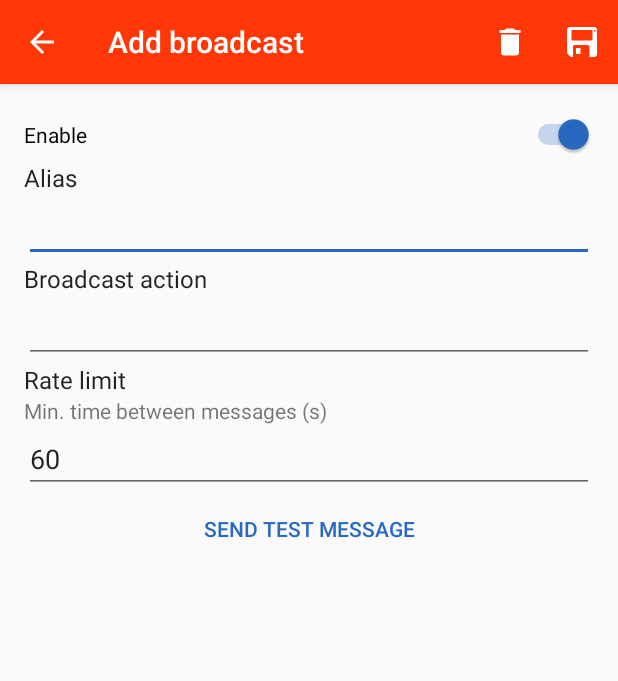
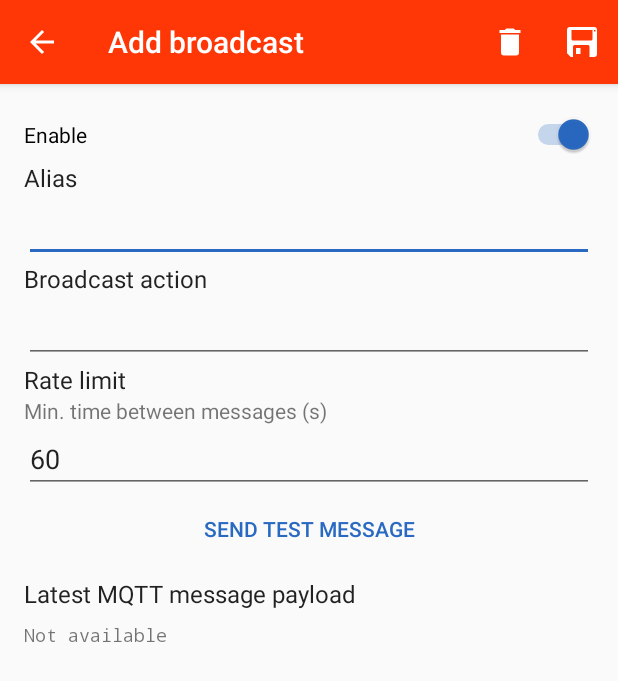
Before and after one commit to pixento/broadcast-to-mqtt, an Android app: the EditBroadcastActivity screen opened directly, with no data from a screen before it, on a phone screen of 412 x 824 dp. Shown: the top 681 px of the screen. Run offline under Robolectric (Android 15) with nearby library versions, the phone set to English and light mode, and no system bars.

Commit message:
Added last JSON payload viewer.

```diff
--- a/app/src/main/java/pixento/nl/broadcasttomqtt/BroadcastItem.java
+++ b/app/src/main/java/pixento/nl/broadcasttomqtt/BroadcastItem.java
@@ -34,6 +34,11 @@ class BroadcastItem {
      */
     public int rate_limit = 60;
 
+    /**
+     * The latest sent payload, for debugging reasons
+     */
+    public String last_payload = "";
+
     BroadcastItem() {
 
     }
--- a/app/src/main/java/pixento/nl/broadcasttomqtt/EditBroadcastActivity.java
+++ b/app/src/main/java/pixento/nl/broadcasttomqtt/EditBroadcastActivity.java
@@ -9,12 +9,14 @@ import android.support.v7.app.ActionBar;
 import android.support.v7.app.AlertDialog;
 import android.support.v7.app.AppCompatActivity;
 import android.support.v7.widget.Toolbar;
+import android.text.TextUtils;
 import android.view.Menu;
 import android.view.MenuItem;
 import android.view.View;
 import android.widget.Button;
 import android.widget.EditText;
 import android.widget.Switch;
+import android.widget.TextView;
 import android.widget.Toast;
 
 import org.json.JSONException;
@@ -35,6 +37,7 @@ public class EditBroadcastActivity extends AppCompatActivity {
     EditText edit_alias;
     EditText edit_action;
     EditText edit_rate_limit;
+    TextView view_last_payload;
 
     @Override
     protected void onCreate(Bundle savedInstanceState) {
@@ -79,10 +82,15 @@ public class EditBroadcastActivity extends AppCompatActivity {
         edit_alias = (EditText) findViewById(R.id.input_alias);
         edit_action = (EditText) findViewById(R.id.input_action);
         edit_rate_limit = (EditText) findViewById(R.id.input_rate_limit);
+        view_last_payload = findViewById(R.id.view_last_payload);
+
         edit_enabled.setChecked(broadcast.enabled);
         edit_alias.setText(broadcast.alias);
         edit_action.setText(broadcast.action);
         edit_rate_limit.setText(Integer.toString(broadcast.rate_limit));
+        if(!TextUtils.isEmpty(broadcast.last_payload)) {
+            view_last_payload.setText(broadcast.last_payload);
+        }
     }
 
     boolean saveBroadcast() {
--- a/app/src/main/java/pixento/nl/broadcasttomqtt/SubBroadcastReceiver.java
+++ b/app/src/main/java/pixento/nl/broadcasttomqtt/SubBroadcastReceiver.java
@@ -53,15 +53,9 @@ public class SubBroadcastReceiver extends BroadcastReceiver {
             }
         }
 
+        // Update counter and last executed date
         current.count_executed++;
         current.last_executed = new Date();
-
-        // Save the edited list, and set MqttBroadcastService to not update it's filter
-        SharedPreferences.Editor editor = prefs.edit();
-        MqttBroadcastService.shouldUpdateFilter = false;
-        editor.putStringSet(bcPrefsKey, bcItems.toStringSet());
-        editor.commit();
-
 
         // Create a JSON object with all data from the intent
         JSONObject payload = new JSONObject();
@@ -77,9 +71,18 @@ public class SubBroadcastReceiver extends BroadcastReceiver {
                     payload.put(key, extras.get(key));
                 }
             }
+
+            // Create a string from the JSON object
+            current.last_payload = payload.toString(3);
         } catch (JSONException e) {
             e.printStackTrace();
         }
+
+        // Save the edited list, and set MqttBroadcastService to not update it's filter
+        SharedPreferences.Editor editor = prefs.edit();
+        MqttBroadcastService.shouldUpdateFilter = false;
+        editor.putStringSet(bcPrefsKey, bcItems.toStringSet());
+        editor.commit();
 
         // Get the MqttConnection instance and enqueue the message
         MqttConnection connection = MqttConnection.getInstance(context);
--- a/app/src/main/res/layout/content_edit_broadcast.xml
+++ b/app/src/main/res/layout/content_edit_broadcast.xml
@@ -81,6 +81,36 @@
             android:layout_weight="1"
             android:text="@string/send_test_message"/>
 
+        <TextView
+            android:id="@+id/title_last_payload"
+            android:layout_width="match_parent"
+            android:layout_height="wrap_content"
+            android:layout_marginBottom="8dp"
+            android:layout_marginTop="8dp"
+            android:text="@string/title_last_payload"
+            android:textAppearance="@style/TextAppearance.AppCompat.Subhead"/>
+
+        <HorizontalScrollView
+            android:layout_width="match_parent"
+            android:layout_height="match_parent">
+
+            <LinearLayout
+                android:layout_width="wrap_content"
+                android:layout_height="match_parent"
+                android:orientation="vertical">
+
+                <TextView
+                    android:id="@+id/view_last_payload"
+                    android:layout_width="match_parent"
+                    android:layout_height="wrap_content"
+                    android:fontFamily="monospace"
+                    android:lineSpacingExtra="8sp"
+                    android:text="@string/not_available"
+                    android:textSize="12sp"
+                    />
+            </LinearLayout>
+        </HorizontalScrollView>
+
     </LinearLayout>
 
 
--- a/app/src/main/res/values/strings.xml
+++ b/app/src/main/res/values/strings.xml
@@ -32,6 +32,9 @@
     <string name="connection_connecting">Connecting to MQTT broker</string>
     <string name="connection_disconnected">Not connected to MQTT broker</string>
     <string name="connection_unknown_host">Error connecting, check your server settings.</string>
+    <string name="title_last_payload">Latest MQTT message payload</string>
+    <string name="unknown">Unknown</string>
+    <string name="not_available">Not available</string>
 
 
 </resources>
```
